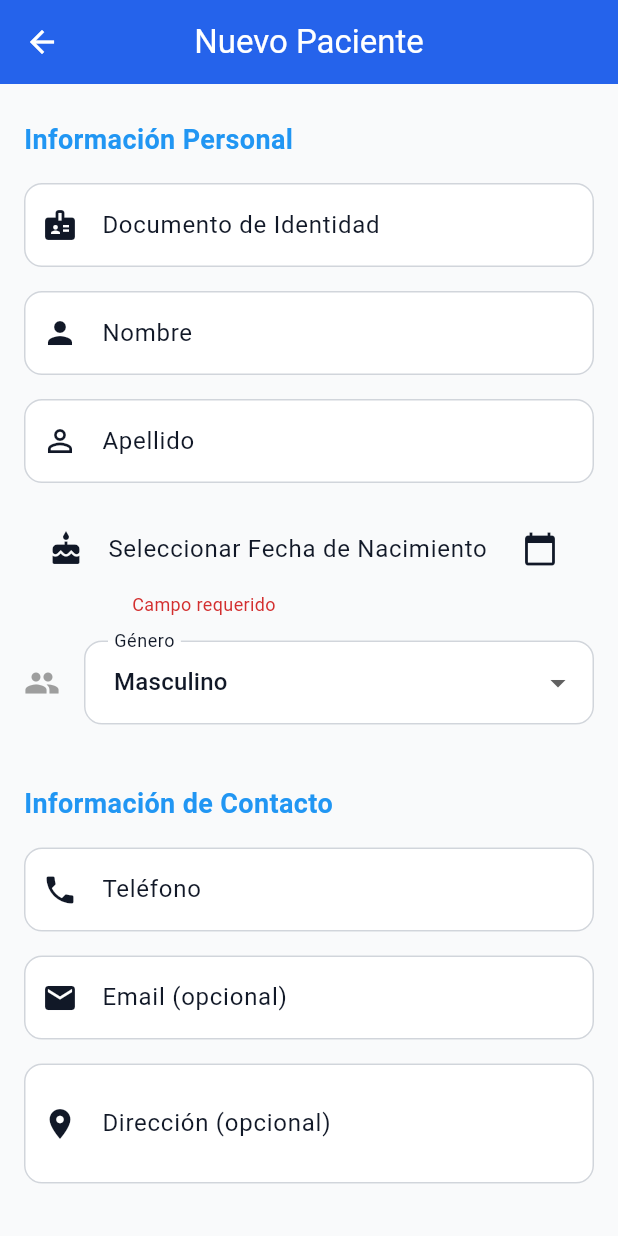
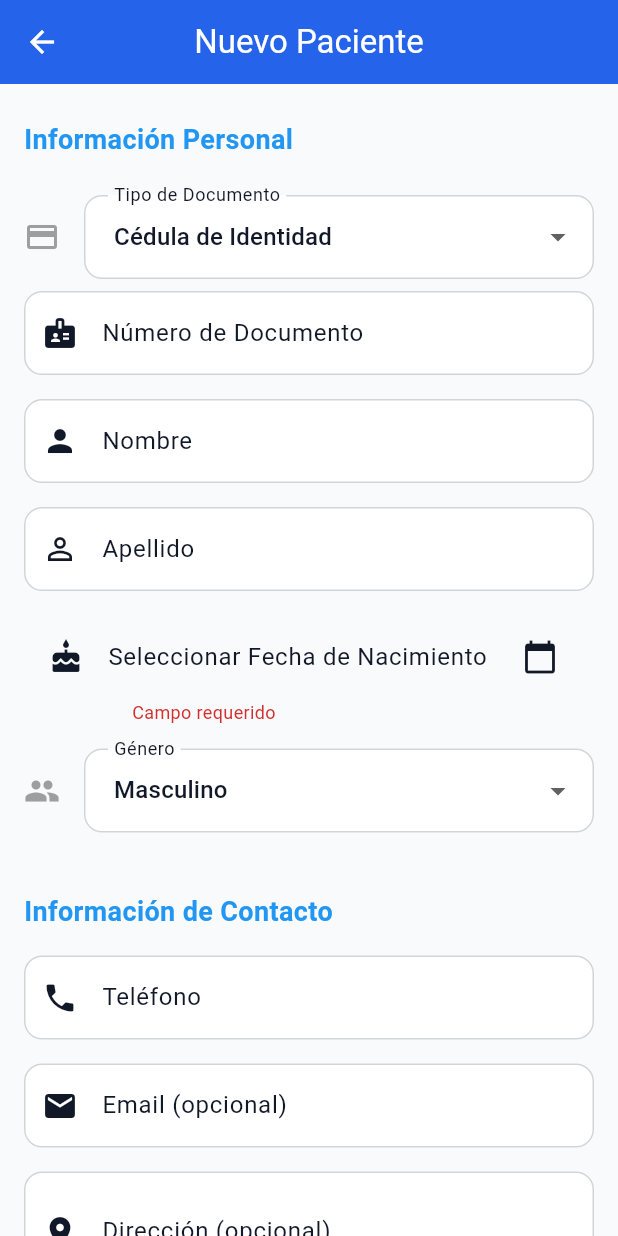
Before and after one commit to Larzekao/cr_movil, a Flutter app: the PatientFormPage screen opened directly, on a phone screen of 412 x 824 dp. Run offline on Flutter 3.47's test engine with Material 3 defaults, Android fonts, the phone set to English and light mode, and no system bars; our stand-ins replace connectivity_plus, dartz, dio, equatable, flutter_bloc, flutter_dotenv and 4 more; accounts and stored records are empty; network calls fail.

Commit message:
feat: Complete Fase 2 Patients module + Fase 5 multi-environment
Fase 2 - Patients Module (COMPLETE):
- Add pagination support with PaginatedPatients model
- Add search and ordering functionality
- Handle 409 Conflict errors (duplicate patients) with DuplicateException
- Update patient entity with identityDocumentType, emergencyContact, city
- Implement success messages with green snackbars
- Implement duplicate error messages with orange warning
- Update patient detail page to show emergency contact

Fase 5 - Multi-Environment Configuration:
- Add .env.dev (development - http://10.0.2.2:8000/api)
- Add .env.staging (AWS staging - https://staging-api.clinidocs.com/api)
- Add .env.prod (AWS production - https://api.clinidocs.com/api)
- Ready for flutter_dotenv integration

```diff
--- a/lib/core/errors/failures.dart
+++ b/lib/core/errors/failures.dart
@@ -38,3 +38,7 @@ class ValidationFailure extends Failure {
   @override
   List<Object> get props => [message, errors];
 }
+
+class DuplicateFailure extends Failure {
+  const DuplicateFailure(super.message);
+}
--- a/lib/features/patients/domain/entities/patient_entity.dart
+++ b/lib/features/patients/domain/entities/patient_entity.dart
@@ -2,39 +2,39 @@ import 'package:equatable/equatable.dart';
 
 class PatientEntity extends Equatable {
   final String id;
+  final String identityDocumentType; // CI, Pasaporte, DNI, RUT
   final String identityDocument;
   final String firstName;
   final String lastName;
   final String fullName;
   final DateTime dateOfBirth;
-  final String gender; // M or F
+  final int age;
+  final String gender; // M, F, O
   final String phone;
   final String? email;
   final String? address;
-  final String? emergencyContactName;
-  final String? emergencyContactPhone;
-  final String? bloodType;
-  final String? allergies;
-  final String? chronicConditions;
+  final String? city;
+  final Map<String, dynamic>? emergencyContact; // {name, relationship, phone}
+  final String? createdByName;
   final DateTime createdAt;
   final DateTime? updatedAt;
 
   const PatientEntity({
     required this.id,
+    required this.identityDocumentType,
     required this.identityDocument,
     required this.firstName,
     required this.lastName,
     required this.fullName,
     required this.dateOfBirth,
+    required this.age,
     required this.gender,
     required this.phone,
     this.email,
     this.address,
-    this.emergencyContactName,
-    this.emergencyContactPhone,
-    this.bloodType,
-    this.allergies,
-    this.chronicConditions,
+    this.city,
+    this.emergencyContact,
+    this.createdByName,
     required this.createdAt,
     this.updatedAt,
   });
@@ -42,20 +42,20 @@ class PatientEntity extends Equatable {
   @override
   List<Object?> get props => [
     id,
+    identityDocumentType,
     identityDocument,
     firstName,
     lastName,
     fullName,
     dateOfBirth,
+    age,
     gender,
     phone,
     email,
     address,
-    emergencyContactName,
-    emergencyContactPhone,
-    bloodType,
-    allergies,
-    chronicConditions,
+    city,
+    emergencyContact,
+    createdByName,
     createdAt,
     updatedAt,
   ];
--- a/lib/features/patients/domain/usecases/get_patients_usecase.dart
+++ b/lib/features/patients/domain/usecases/get_patients_usecase.dart
@@ -1,6 +1,5 @@
 import 'package:dartz/dartz.dart';
 import '../../../../core/errors/failures.dart';
-import '../entities/patient_entity.dart';
 import '../repositories/patient_repository.dart';
 
 class GetPatientsUseCase {
@@ -8,15 +7,17 @@ class GetPatientsUseCase {
 
   GetPatientsUseCase(this.repository);
 
-  Future<Either<Failure, List<PatientEntity>>> call({
+  Future<Either<Failure, PaginatedPatients>> call({
     int page = 1,
     int pageSize = 10,
     String? search,
+    String? ordering,
   }) async {
     return await repository.getPatients(
       page: page,
       pageSize: pageSize,
       search: search,
+      ordering: ordering,
     );
   }
 }
--- a/lib/features/patients/presentation/bloc/patient_event.dart
+++ b/lib/features/patients/presentation/bloc/patient_event.dart
@@ -12,11 +12,17 @@ class GetPatientsRequested extends PatientEvent {
   final int page;
   final int pageSize;
   final String? search;
+  final String? ordering; // e.g., 'first_name', '-created_at'
 
-  const GetPatientsRequested({this.page = 1, this.pageSize = 10, this.search});
+  const GetPatientsRequested({
+    this.page = 1,
+    this.pageSize = 10,
+    this.search,
+    this.ordering,
+  });
 
   @override
-  List<Object?> get props => [page, pageSize, search];
+  List<Object?> get props => [page, pageSize, search, ordering];
 }
 
 // Cargar detalle de un paciente
--- a/lib/features/patients/presentation/bloc/patient_state.dart
+++ b/lib/features/patients/presentation/bloc/patient_state.dart
@@ -17,31 +17,51 @@ class PatientLoading extends PatientState {}
 // Lista de pacientes cargada
 class PatientsLoaded extends PatientState {
   final List<PatientEntity> patients;
-  final bool hasMore;
+  final int totalCount;
+  final bool hasNext;
+  final bool hasPrevious;
   final int currentPage;
   final String? searchQuery;
+  final String? ordering;
 
   const PatientsLoaded({
     required this.patients,
-    this.hasMore = false,
+    required this.totalCount,
+    this.hasNext = false,
+    this.hasPrevious = false,
     this.currentPage = 1,
     this.searchQuery,
+    this.ordering,
   });
 
   @override
-  List<Object?> get props => [patients, hasMore, currentPage, searchQuery];
+  List<Object?> get props => [
+    patients,
+    totalCount,
+    hasNext,
+    hasPrevious,
+    currentPage,
+    searchQuery,
+    ordering,
+  ];
 
   PatientsLoaded copyWith({
     List<PatientEntity>? patients,
-    bool? hasMore,
+    int? totalCount,
+    bool? hasNext,
+    bool? hasPrevious,
     int? currentPage,
     String? searchQuery,
+    String? ordering,
   }) {
     return PatientsLoaded(
       patients: patients ?? this.patients,
-      hasMore: hasMore ?? this.hasMore,
+      totalCount: totalCount ?? this.totalCount,
+      hasNext: hasNext ?? this.hasNext,
+      hasPrevious: hasPrevious ?? this.hasPrevious,
       currentPage: currentPage ?? this.currentPage,
       searchQuery: searchQuery ?? this.searchQuery,
+      ordering: ordering ?? this.ordering,
     );
   }
 }
@@ -95,3 +115,13 @@ class PatientError extends PatientState {
   @override
   List<Object> get props => [message];
 }
+
+// Error de duplicado (409)
+class PatientDuplicateError extends PatientState {
+  final String message;
+
+  const PatientDuplicateError(this.message);
+
+  @override
+  List<Object> get props => [message];
+}
--- a/lib/features/patients/presentation/pages/patient_form_page.dart
+++ b/lib/features/patients/presentation/pages/patient_form_page.dart
@@ -25,14 +25,14 @@ class _PatientFormPageState extends State<PatientFormPage> {
   late final TextEditingController _phoneController;
   late final TextEditingController _emailController;
   late final TextEditingController _addressController;
+  late final TextEditingController _cityController;
   late final TextEditingController _emergencyNameController;
+  late final TextEditingController _emergencyRelationshipController;
   late final TextEditingController _emergencyPhoneController;
-  late final TextEditingController _bloodTypeController;
-  late final TextEditingController _allergiesController;
-  late final TextEditingController _chronicConditionsController;
 
   DateTime? _dateOfBirth;
   String _gender = 'M';
+  String _identityDocumentType = 'CI';
 
   bool get isEditing => widget.patient != null;
 
@@ -55,24 +55,23 @@ class _PatientFormPageState extends State<PatientFormPage> {
     _addressController = TextEditingController(
       text: widget.patient?.address ?? '',
     );
+    _cityController = TextEditingController(text: widget.patient?.city ?? '');
+
+    // Emergency contact - extraer del Map
+    final emergencyContact = widget.patient?.emergencyContact;
     _emergencyNameController = TextEditingController(
-      text: widget.patient?.emergencyContactName ?? '',
+      text: emergencyContact?['name']?.toString() ?? '',
+    );
+    _emergencyRelationshipController = TextEditingController(
+      text: emergencyContact?['relationship']?.toString() ?? '',
     );
     _emergencyPhoneController = TextEditingController(
-      text: widget.patient?.emergencyContactPhone ?? '',
-    );
-    _bloodTypeController = TextEditingController(
-      text: widget.patient?.bloodType ?? '',
-    );
-    _allergiesController = TextEditingController(
-      text: widget.patient?.allergies ?? '',
-    );
-    _chronicConditionsController = TextEditingController(
-      text: widget.patient?.chronicConditions ?? '',
+      text: emergencyContact?['phone']?.toString() ?? '',
     );
 
     _dateOfBirth = widget.patient?.dateOfBirth;
     _gender = widget.patient?.gender ?? 'M';
+    _identityDocumentType = widget.patient?.identityDocumentType ?? 'CI';
   }
 
   @override
@@ -86,24 +85,47 @@ class _PatientFormPageState extends State<PatientFormPage> {
           if (state is PatientCreated) {
             ScaffoldMessenger.of(context).showSnackBar(
               const SnackBar(
-                content: Text('Paciente creado exitosamente'),
+                content: Text('✅ Paciente creado exitosamente'),
                 backgroundColor: Colors.green,
+                duration: Duration(seconds: 3),
               ),
             );
-            Navigator.pop(context);
+            Navigator.pop(context, true);
           } else if (state is PatientUpdated) {
             ScaffoldMessenger.of(context).showSnackBar(
               const SnackBar(
-                content: Text('Paciente actualizado exitosamente'),
+                content: Text('✅ Paciente actualizado exitosamente'),
                 backgroundColor: Colors.green,
+                duration: Duration(seconds: 3),
               ),
             );
-            Navigator.pop(context);
+            Navigator.pop(context, true);
+          } else if (state is PatientDuplicateError) {
+            ScaffoldMessenger.of(context).showSnackBar(
+              SnackBar(
+                content: Row(
+                  children: [
+                    const Icon(Icons.warning_amber, color: Colors.white),
+                    const SizedBox(width: 8),
+                    Expanded(child: Text(state.message)),
+                  ],
+                ),
+                backgroundColor: Colors.orange[800],
+                duration: const Duration(seconds: 5),
+              ),
+            );
           } else if (state is PatientError) {
             ScaffoldMessenger.of(context).showSnackBar(
               SnackBar(
-                content: Text(state.message),
+                content: Row(
+                  children: [
+                    const Icon(Icons.error_outline, color: Colors.white),
+                    const SizedBox(width: 8),
+                    Expanded(child: Text(state.message)),
+                  ],
+                ),
                 backgroundColor: Colors.red,
+                duration: const Duration(seconds: 4),
               ),
             );
           }
@@ -120,9 +142,52 @@ class _PatientFormPageState extends State<PatientFormPage> {
                 children: [
                   // Información personal
                   _buildSectionTitle('Información Personal'),
+
+                  // Tipo de documento
+                  Padding(
+                    padding: const EdgeInsets.symmetric(vertical: 8),
+                    child: Row(
+                      children: [
+                        const Icon(Icons.credit_card, color: Colors.grey),
+                        const SizedBox(width: 16),
+                        Expanded(
+                          child: DropdownButtonFormField<String>(
+                            value: _identityDocumentType,
+                            decoration: const InputDecoration(
+                              labelText: 'Tipo de Documento',
+                            ),
+                            items: const [
+                              DropdownMenuItem(
+                                value: 'CI',
+                                child: Text('Cédula de Identidad'),
+                              ),
+                              DropdownMenuItem(
+                                value: 'Pasaporte',
+                                child: Text('Pasaporte'),
+                              ),
+                              DropdownMenuItem(
+                                value: 'DNI',
+                                child: Text('DNI'),
+                              ),
+                              DropdownMenuItem(
+                                value: 'RUT',
+                                child: Text('RUT'),
+                              ),
+                            ],
+                            onChanged: (value) {
+                              setState(() {
+                                _identityDocumentType = value ?? 'CI';
+                              });
+                            },
+                          ),
+                        ),
+                      ],
+                    ),
+                  ),
+
                   _buildTextField(
                     controller: _identityDocumentController,
-                    label: 'Documento de Identidad',
+                    label: 'Número de Documento',
                     icon: Icons.badge,
                     validator: (value) {
                       if (value == null || value.isEmpty) {
@@ -236,44 +301,32 @@ class _PatientFormPageState extends State<PatientFormPage> {
                     icon: Icons.location_on,
                     maxLines: 2,
                   ),
+                  _buildTextField(
+                    controller: _cityController,
+                    label: 'Ciudad (opcional)',
+                    icon: Icons.location_city,
+                  ),
 
                   const SizedBox(height: 24),
 
                   // Contacto de emergencia
-                  _buildSectionTitle('Contacto de Emergencia'),
+                  _buildSectionTitle('Contacto de Emergencia (opcional)'),
                   _buildTextField(
                     controller: _emergencyNameController,
-                    label: 'Nombre (opcional)',
+                    label: 'Nombre',
                     icon: Icons.person_outline,
                   ),
                   _buildTextField(
+                    controller: _emergencyRelationshipController,
+                    label: 'Relación',
+                    icon: Icons.family_restroom,
+                    hint: 'Ej: Madre, Padre, Hermano/a, Esposo/a',
+                  ),
+                  _buildTextField(
                     controller: _emergencyPhoneController,
-                    label: 'Teléfono (opcional)',
+                    label: 'Teléfono',
                     icon: Icons.phone_outlined,
                     keyboardType: TextInputType.phone,
-                  ),
-
-                  const SizedBox(height: 24),
-
-                  // Información médica
-                  _buildSectionTitle('Información Médica'),
-                  _buildTextField(
-                    controller: _bloodTypeController,
-                    label: 'Tipo de Sangre (opcional)',
-                    icon: Icons.bloodtype,
-                    hint: 'Ej: O+, A-, AB+',
-                  ),
-                  _buildTextField(
-                    controller: _allergiesController,
-                    label: 'Alergias (opcional)',
-                    icon: Icons.warning_amber,
-                    maxLines: 3,
-                  ),
-                  _buildTextField(
-                    controller: _chronicConditionsController,
-                    label: 'Condiciones Crónicas (opcional)',
-                    icon: Icons.health_and_safety,
-                    maxLines: 3,
                   ),
 
                   const SizedBox(height: 32),
@@ -372,7 +425,8 @@ class _PatientFormPageState extends State<PatientFormPage> {
 
   void _savePatient() {
     if (_formKey.currentState!.validate() && _dateOfBirth != null) {
-      final patientData = {
+      final Map<String, dynamic> patientData = {
+        'identity_document_type': _identityDocumentType,
         'identity_document': _identityDocumentController.text,
         'first_name': _firstNameController.text,
         'last_name': _lastNameController.text,
@@ -382,17 +436,19 @@ class _PatientFormPageState extends State<PatientFormPage> {
         if (_emailController.text.isNotEmpty) 'email': _emailController.text,
         if (_addressController.text.isNotEmpty)
           'address': _addressController.text,
-        if (_emergencyNameController.text.isNotEmpty)
-          'emergency_contact_name': _emergencyNameController.text,
-        if (_emergencyPhoneController.text.isNotEmpty)
-          'emergency_contact_phone': _emergencyPhoneController.text,
-        if (_bloodTypeController.text.isNotEmpty)
-          'blood_type': _bloodTypeController.text,
-        if (_allergiesController.text.isNotEmpty)
-          'allergies': _allergiesController.text,
-        if (_chronicConditionsController.text.isNotEmpty)
-          'chronic_conditions': _chronicConditionsController.text,
+        if (_cityController.text.isNotEmpty) 'city': _cityController.text,
       };
+
+      // Agregar emergency_contact solo si hay datos
+      if (_emergencyNameController.text.isNotEmpty ||
+          _emergencyRelationshipController.text.isNotEmpty ||
+          _emergencyPhoneController.text.isNotEmpty) {
+        patientData['emergency_contact'] = {
+          'name': _emergencyNameController.text,
+          'relationship': _emergencyRelationshipController.text,
+          'phone': _emergencyPhoneController.text,
+        };
+      }
 
       if (isEditing) {
         context.read<PatientBloc>().add(
@@ -419,11 +475,10 @@ class _PatientFormPageState extends State<PatientFormPage> {
     _phoneController.dispose();
     _emailController.dispose();
     _addressController.dispose();
+    _cityController.dispose();
     _emergencyNameController.dispose();
+    _emergencyRelationshipController.dispose();
     _emergencyPhoneController.dispose();
-    _bloodTypeController.dispose();
-    _allergiesController.dispose();
-    _chronicConditionsController.dispose();
     super.dispose();
   }
 }
```
Also changed, not shown: lib/core/errors/exceptions.dart (+14 -2 lines), lib/features/patients/data/datasources/patient_remote_datasource.dart (+65 -16 lines), lib/features/patients/data/models/patient_model.dart (+20 -26 lines), lib/features/patients/data/repositories/patient_repository_impl.dart (+42 -3 lines), lib/features/patients/domain/repositories/patient_repository.dart (+20 -1 lines), lib/features/patients/presentation/bloc/patient_bloc.dart (+31 -14 lines), lib/features/patients/presentation/pages/patient_detail_page.dart (+28 -30 lines), 3 other files.
